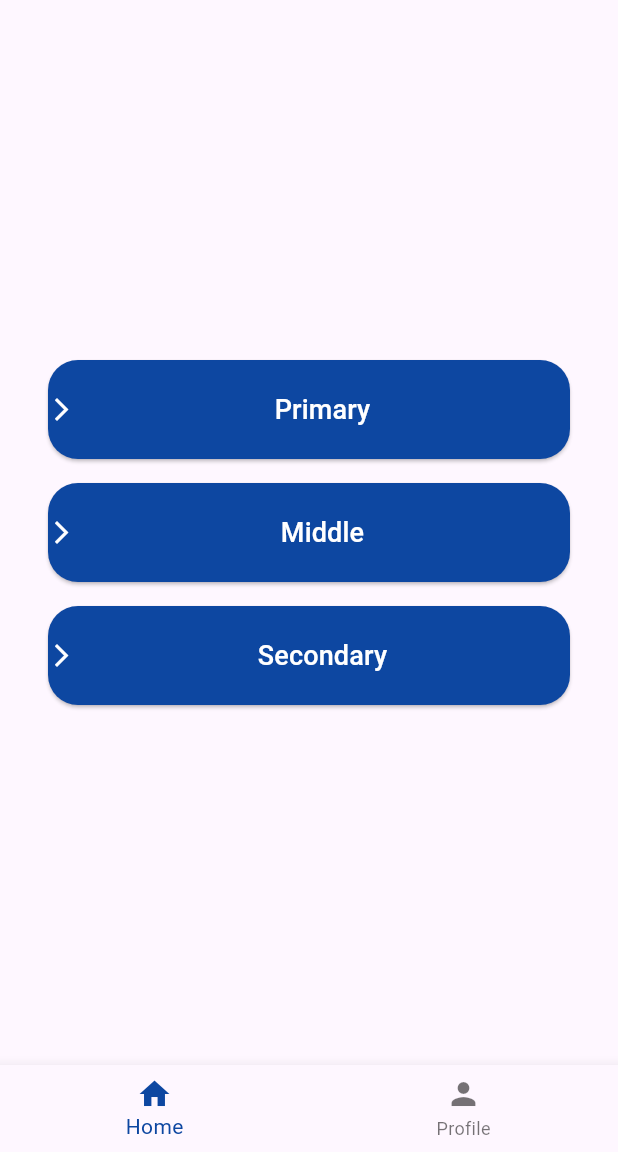
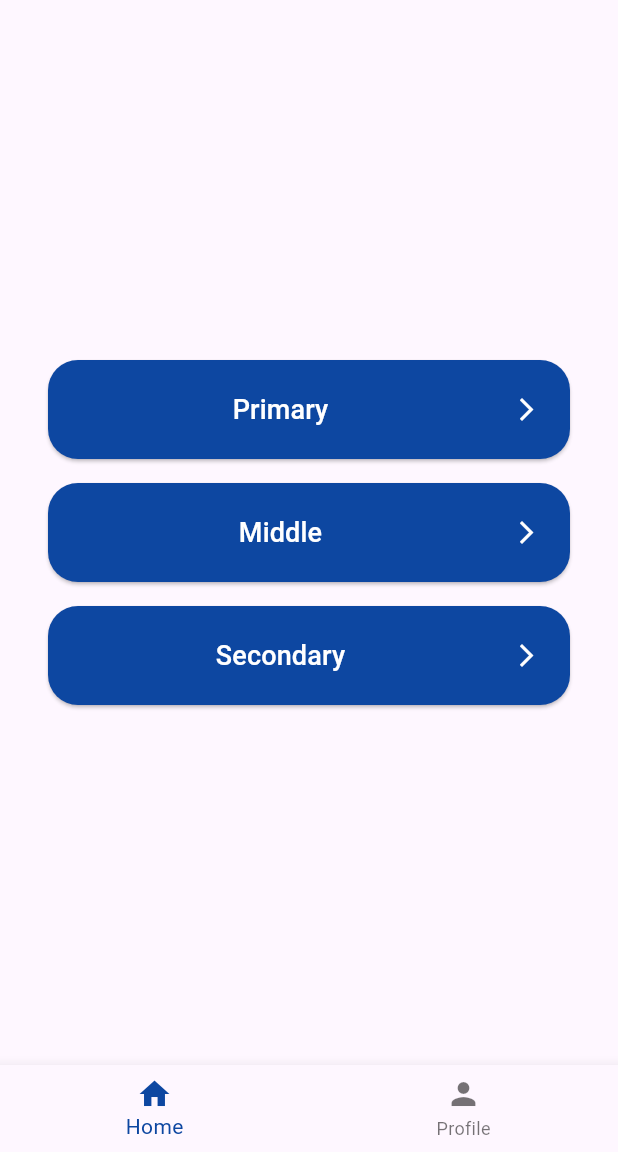
Before and after one commit to abolambA/NearSchool, a Flutter app: the screen it shows after launch, on a phone screen of 412 x 824 dp, the part 84-1236 px from its top. Run offline on Flutter 3.47's test engine with Material 3 defaults, Android fonts, the phone set to English and light mode, and no system bars; our stand-ins replace firebase_core; accounts and stored records are empty.

Commit message:
first commit

```diff
--- a/lib/arabic_screens/screens/home_screen.dart
+++ b/lib/arabic_screens/screens/home_screen.dart
@@ -103,9 +103,8 @@ class SelectionButton extends StatelessWidget {
         ),
         onPressed: onPressed,
         child: Row(
-          mainAxisAlignment: MainAxisAlignment.spaceBetween,
+          mainAxisAlignment: MainAxisAlignment.center,
           children: [
-            Icon(Icons.arrow_forward_ios, color: Colors.white),
             Expanded(
               child: Text(
                 text,
@@ -113,6 +112,10 @@ class SelectionButton extends StatelessWidget {
                 style: TextStyle(color: Colors.white, fontSize: 18),
               ),
             ),
+            Padding(
+              padding: const EdgeInsets.only(right: 20.0), // Add right margin
+              child: Icon(Icons.arrow_forward_ios, color: Colors.white),
+            ),
           ],
         ),
       ),
```
